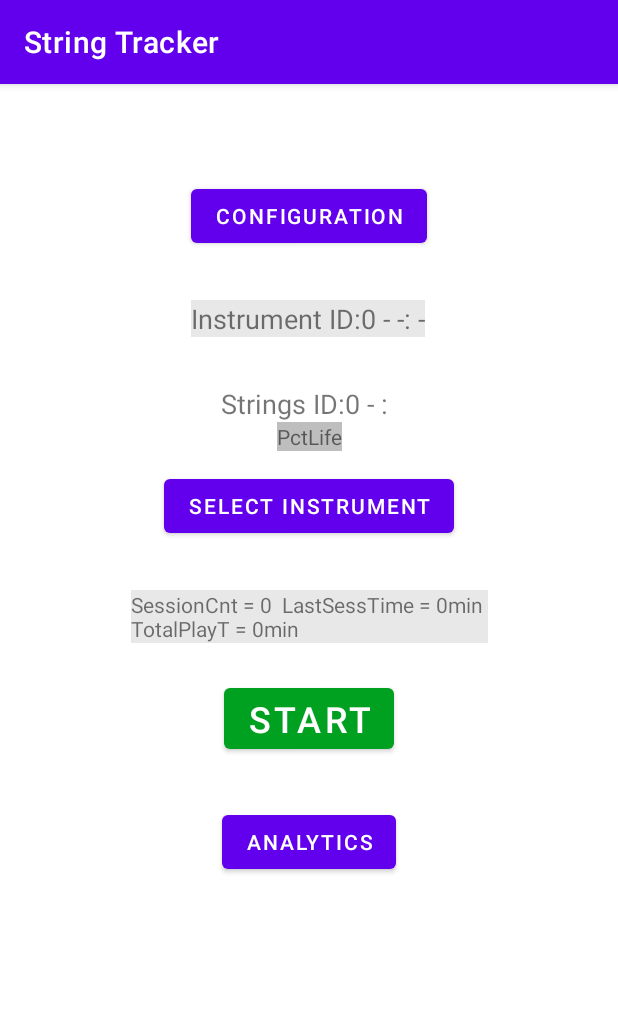
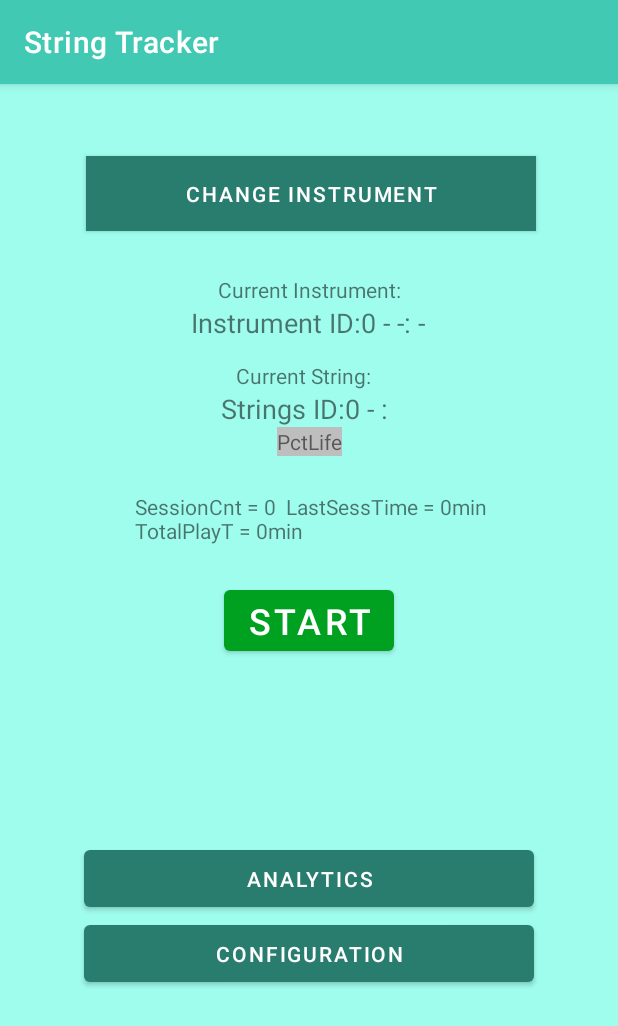
Before and after one commit to ShantingLiu/StringTracker, an Android app: the screen it shows after launch (MainActivity), on a phone screen of 412 x 824 dp. Shown: the top 1026 px of the screen. Run offline under Robolectric (Android 15) with nearby library versions, the phone set to English and light mode, and no system bars.

Commit message:
Updated theme colors

```diff
--- a/app/src/main/java/com/example/stringtracker/MainActivity.java
+++ b/app/src/main/java/com/example/stringtracker/MainActivity.java
@@ -3,15 +3,16 @@ package com.example.stringtracker;
 import android.content.Context;
 import android.content.Intent;
 
-import androidx.annotation.ColorInt;
-import androidx.annotation.ColorRes;
-import androidx.annotation.NonNull;
 import androidx.appcompat.app.AppCompatActivity;
 import androidx.fragment.app.FragmentManager;
 
+import android.graphics.Color;
+import android.graphics.drawable.ColorDrawable;
 import android.os.Bundle;
 import android.util.Log;
 import android.view.View;
+import android.view.Window;
+import android.view.WindowManager;
 import android.widget.Button;
 import android.widget.RelativeLayout;
 import android.widget.TextView;
@@ -63,6 +64,11 @@ public class MainActivity extends AppCompatActivity implements SessionSentiment.
         timeDebugTV = (TextView) findViewById(R.id.timeDebug);
         timeDebugTV.setBackgroundResource(R.color.background1);
 
+        Window window = getWindow();
+        window.addFlags(WindowManager.LayoutParams.FLAG_DRAWS_SYSTEM_BAR_BACKGROUNDS);
+        int colorCodeDark = Color.parseColor("#297D6F");
+        window.setStatusBarColor(colorCodeDark);
+
         // Check for first run of program and init to defaults otherwise load previous state
         if (A1.firstRun()) {      // if .firstRun() returns true it is the first time the app has been run
             A1.init();
@@ -113,6 +119,7 @@ public class MainActivity extends AppCompatActivity implements SessionSentiment.
 
         // Select Instrument Button
         buttonSelInst = findViewById(R.id.selInstrButton);
+        buttonSelInst.setBackgroundColor(Color.parseColor("#518078"));
         buttonSelInst.setOnClickListener(new View.OnClickListener() {
             @Override
             public void onClick(View v) {
--- a/app/src/main/res/layout/activity_main.xml
+++ b/app/src/main/res/layout/activity_main.xml
@@ -4,6 +4,8 @@
     xmlns:tools="http://schemas.android.com/tools"
     android:layout_width="match_parent"
     android:layout_height="match_parent"
+    android:background="@color/lightTeal"
+    app:backgroundTint="@null"
     tools:context=".MainActivity">
 
 
@@ -23,71 +25,71 @@
         android:id="@+id/selInstrTV"
         android:layout_width="wrap_content"
         android:layout_height="wrap_content"
-        android:layout_marginTop="32dp"
-        android:backgroundTint="@color/background2"
+        android:backgroundTint="@color/lightTeal"
         android:text="TextView"
         android:textSize="18sp"
         app:layout_constraintEnd_toEndOf="parent"
         app:layout_constraintHorizontal_bias="0.498"
         app:layout_constraintStart_toStartOf="parent"
-        app:layout_constraintTop_toBottomOf="@+id/config2" />
+        app:layout_constraintTop_toBottomOf="@+id/textView" />
 
     <Button
         android:id="@+id/selInstrButton"
-        android:layout_width="wrap_content"
-        android:layout_height="wrap_content"
-        android:layout_marginTop="32dp"
-        android:text="Select Instrument"
+        android:layout_width="300dp"
+        android:layout_height="50dp"
+        android:layout_marginTop="48dp"
+        android:background="@color/darkForest"
+        android:text="Change Instrument"
         app:layout_constraintEnd_toEndOf="parent"
+        app:layout_constraintHorizontal_bias="0.511"
         app:layout_constraintStart_toStartOf="parent"
-        app:layout_constraintTop_toBottomOf="@+id/selStringsTV" />
+        app:layout_constraintTop_toTopOf="parent" />
 
     <Button
         android:id="@+id/analyticsButton"
-        android:layout_width="wrap_content"
-        android:layout_height="wrap_content"
-        android:layout_marginTop="32dp"
+        android:layout_width="300dp"
+        android:layout_height="50dp"
         android:onClick="launchAnalytics"
         android:text="Analytics"
+        app:layout_constraintBottom_toTopOf="@+id/config2"
         app:layout_constraintEnd_toEndOf="parent"
-        app:layout_constraintStart_toStartOf="parent"
-        app:layout_constraintTop_toBottomOf="@+id/startButton" />
+        app:layout_constraintStart_toStartOf="parent" />
 
     <TextView
         android:id="@+id/selStringsTV"
         android:layout_width="wrap_content"
         android:layout_height="wrap_content"
-        android:layout_marginTop="32dp"
-        android:backgroundTint="@color/background2"
+        android:backgroundTint="@color/lightTeal"
         android:text="TextView"
         android:textSize="18sp"
         app:layout_constraintEnd_toEndOf="parent"
         app:layout_constraintHorizontal_bias="0.498"
         app:layout_constraintStart_toStartOf="parent"
-        app:layout_constraintTop_toBottomOf="@+id/selInstrTV" />
+        app:layout_constraintTop_toBottomOf="@+id/textView4" />
 
     <TextView
         android:id="@+id/timeDebug"
         android:layout_width="wrap_content"
         android:layout_height="wrap_content"
-        android:layout_marginTop="32dp"
-        android:backgroundTint="@color/background2"
+        android:layout_marginTop="24dp"
+        android:backgroundTint="@color/lightTeal"
         android:text="Session Time"
         android:textSize="14sp"
         app:layout_constraintEnd_toEndOf="parent"
+        app:layout_constraintHorizontal_bias="0.518"
         app:layout_constraintStart_toStartOf="parent"
-        app:layout_constraintTop_toBottomOf="@+id/selInstrButton" />
+        app:layout_constraintTop_toBottomOf="@+id/stringsLifeTV" />
 
     <Button
         android:id="@+id/config2"
-        android:layout_width="wrap_content"
-        android:layout_height="wrap_content"
-        android:layout_marginTop="64dp"
+        android:layout_width="300dp"
+        android:layout_height="50dp"
+        android:layout_marginBottom="163dp"
         android:onClick="launchConfig2"
         android:text="Configuration"
+        app:layout_constraintBottom_toBottomOf="parent"
         app:layout_constraintEnd_toEndOf="parent"
-        app:layout_constraintStart_toStartOf="parent"
-        app:layout_constraintTop_toTopOf="parent" />
+        app:layout_constraintStart_toStartOf="parent" />
 
     <TextView
         android:id="@+id/stringsLifeTV"
@@ -99,4 +101,28 @@
         app:layout_constraintStart_toStartOf="parent"
         app:layout_constraintTop_toBottomOf="@+id/selStringsTV" />
 
+    <TextView
+        android:id="@+id/textView"
+        android:layout_width="wrap_content"
+        android:layout_height="wrap_content"
+        android:layout_marginTop="29dp"
+        android:background="@color/lightTeal"
+        android:text="Current Instrument:"
+        app:layout_constraintEnd_toEndOf="parent"
+        app:layout_constraintHorizontal_bias="0.5"
+        app:layout_constraintStart_toStartOf="parent"
+        app:layout_constraintTop_toBottomOf="@+id/selInstrButton" />
+
+    <TextView
+        android:id="@+id/textView4"
+        android:layout_width="wrap_content"
+        android:layout_height="wrap_content"
+        android:layout_marginTop="13dp"
+        android:background="@color/lightTeal"
+        android:text="Current String:"
+        app:layout_constraintEnd_toEndOf="parent"
+        app:layout_constraintHorizontal_bias="0.489"
+        app:layout_constraintStart_toStartOf="parent"
+        app:layout_constraintTop_toBottomOf="@+id/selInstrTV" />
+
 </androidx.constraintlayout.widget.ConstraintLayout>
--- a/app/src/main/res/layout/activity_select_instrument.xml
+++ b/app/src/main/res/layout/activity_select_instrument.xml
@@ -4,6 +4,7 @@
     xmlns:tools="http://schemas.android.com/tools"
     android:layout_width="match_parent"
     android:layout_height="match_parent"
+    android:background="@color/lightTeal"
     tools:context=".SelectInstrument">
 
     <Button
@@ -24,6 +25,7 @@
         android:layout_width="wrap_content"
         android:layout_height="wrap_content"
         android:layout_marginTop="16dp"
+        android:background="@color/lightTeal"
         android:text="Select Instrument for Session"
         app:layout_constraintEnd_toEndOf="parent"
         app:layout_constraintStart_toStartOf="parent"
--- a/app/src/main/res/mipmap-anydpi-v26/ic_launcher.xml
+++ /dev/null
@@ -1,5 +0,0 @@
-<?xml version="1.0" encoding="utf-8"?>
-<adaptive-icon xmlns:android="http://schemas.android.com/apk/res/android">
-    <background android:drawable="@drawable/ic_launcher_background" />
-    <foreground android:drawable="@drawable/ic_launcher_foreground" />
-</adaptive-icon>
--- a/app/src/main/res/mipmap-anydpi-v26/ic_launcher_round.xml
+++ /dev/null
@@ -1,5 +0,0 @@
-<?xml version="1.0" encoding="utf-8"?>
-<adaptive-icon xmlns:android="http://schemas.android.com/apk/res/android">
-    <background android:drawable="@drawable/ic_launcher_background" />
-    <foreground android:drawable="@drawable/ic_launcher_foreground" />
-</adaptive-icon>
--- a/app/src/main/res/values/colors.xml
+++ b/app/src/main/res/values/colors.xml
@@ -17,4 +17,9 @@
     <color name="lifecolor3">#F990A7</color>
     <color name="lifecolor4">#B19BB5</color>
     <color name="starcolor">#FDD835</color>
+    <color name="lightTeal">#9FFDED</color>
+    <color name="forestGreen">#297D6F</color>
+    <color name="brightTeal">#53FCE0</color>
+    <color name="darkForest">#518078</color>
+    <color name="dullTeal">#42C9B3</color>
 </resources>
--- a/app/src/main/res/values/themes.xml
+++ b/app/src/main/res/values/themes.xml
@@ -2,15 +2,16 @@
     <!-- Base application theme. -->
     <style name="Theme.StringTracker" parent="Theme.MaterialComponents.DayNight.DarkActionBar">
         <!-- Primary brand color. -->
-        <item name="colorPrimary">@color/purple_500</item>
-        <item name="colorPrimaryVariant">@color/purple_700</item>
+        <item name="colorPrimary">@color/forestGreen</item>
+        <item name="colorPrimaryVariant">@color/darkForest</item>
         <item name="colorOnPrimary">@color/white</item>
         <!-- Secondary brand color. -->
         <item name="colorSecondary">@color/teal_200</item>
         <item name="colorSecondaryVariant">@color/teal_700</item>
-        <item name="colorOnSecondary">@color/black</item>
+        <item name="colorOnSecondary">@color/darkForest</item>
         <!-- Status bar color. -->
         <item name="android:statusBarColor" tools:targetApi="l">?attr/colorPrimaryVariant</item>
         <!-- Customize your theme here. -->
+        <item name="android:background">@color/dullTeal</item>
     </style>
 </resources>
```
